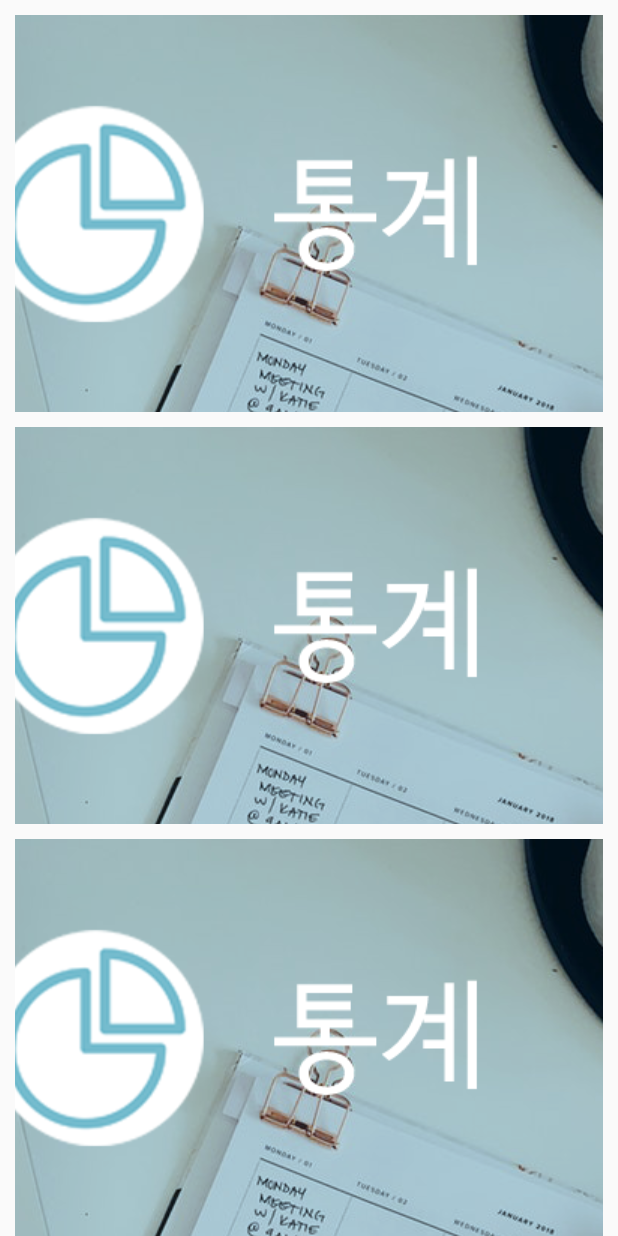
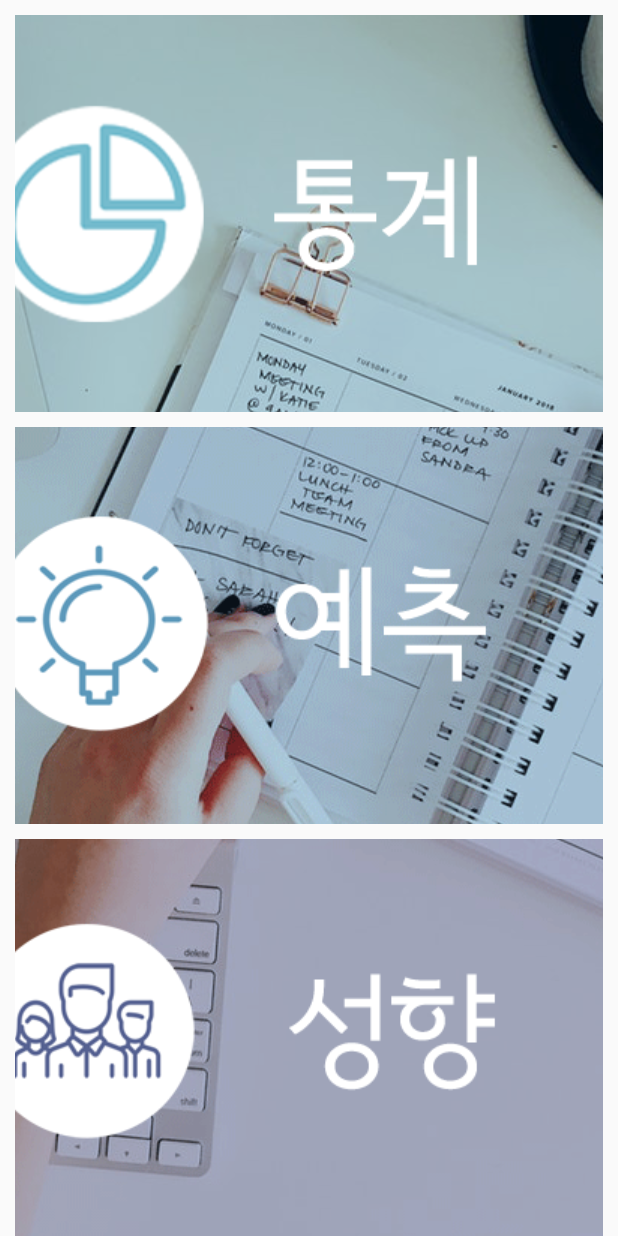
Before and after one commit to 9z/DayKeeper, an Android app: the fragment item_analysis2 shown on its own in the app's theme, on a phone screen of 412 x 824 dp. Run offline under Robolectric (Android 15) with nearby library versions, the phone set to English and light mode, and no system bars.

Commit message:
다솔 작업-메뉴창2

```diff
--- a/app/src/main/java/codingtribe/com/item_analysis2.java
+++ b/app/src/main/java/codingtribe/com/item_analysis2.java
@@ -10,11 +10,12 @@ import android.view.LayoutInflater;
 import android.view.View;
 import android.view.ViewGroup;
 import android.widget.Button;
+import android.widget.ImageButton;
 import android.widget.Toast;
 
 public class item_analysis2 extends Fragment {
 
-    Button btn_statics, btn_predict, btn_type;
+    ImageButton btn_statics, btn_predict, btn_type;
     private int mPosition;
 
     static item_analysis2 newInstance(int position) {
@@ -35,16 +36,15 @@ public class item_analysis2 extends Fragment {
     public View onCreateView(LayoutInflater inflater, @Nullable ViewGroup container, Bundle savedInstanceState) {
         View v = inflater.inflate(R.layout.activity_item_analysis2, container, false);	//미리 알고 있는 레이아웃을 inflate 한다.
 
-        btn_statics = (Button)v.findViewById(R.id.btn_statics);
-        btn_predict = (Button)v.findViewById(R.id.btn_predict);
-        btn_type = (Button)v.findViewById(R.id.btn_type);
+        btn_statics = (ImageButton)v.findViewById(R.id.imageButton1);
+        btn_predict = (ImageButton)v.findViewById(R.id.imageButton2);
+        btn_type = (ImageButton)v.findViewById(R.id.imageButton3);
 
 
         btn_statics.setOnClickListener(new View.OnClickListener() {
             @Override
             public void onClick(View view) {
-                Log.v("asdf", btn_statics.getText()+"");
-                updateDetail();
+
             }
         });
 
--- a/app/src/main/res/layout/activity_item_analysis2.xml
+++ b/app/src/main/res/layout/activity_item_analysis2.xml
@@ -21,21 +21,21 @@
         android:id="@+id/imageButton2"
         android:layout_width="match_parent"
         android:layout_height="wrap_content"
+        android:layout_marginLeft="10dp"
+        android:layout_marginRight="10dp"
+        android:layout_marginTop="10dp"
         android:layout_weight="1"
-        android:src="@drawable/menuone1"
-        android:layout_marginTop="10dp"
-        android:layout_marginLeft="10dp"
-        android:layout_marginRight="10dp"/>
+        android:src="@drawable/menutwo" />
 
     <ImageButton
         android:id="@+id/imageButton3"
         android:layout_width="match_parent"
         android:layout_height="wrap_content"
+        android:layout_marginLeft="10dp"
+        android:layout_marginRight="10dp"
+        android:layout_marginTop="10dp"
         android:layout_weight="1"
-        android:src="@drawable/menuone1"
-        android:layout_marginTop="10dp"
-        android:layout_marginLeft="10dp"
-    android:layout_marginRight="10dp"/>
+        android:src="@drawable/menuthree" />
 
 
 </LinearLayout>
```
Also changed, not shown: app/src/main/res/drawable/menuthree.png (added), app/src/main/res/drawable/menutwo.png (added).
